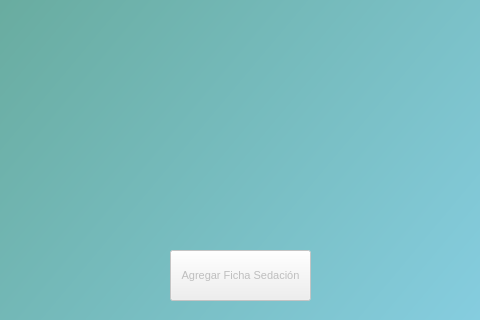
pieroBri/Proyecto-PetRecord, file Complementos/formularioFichaSedacion.ui: the form before one commit; both pictures show x 140 to 620 and y 580 to 900 of the 750 by 900 pixel window.
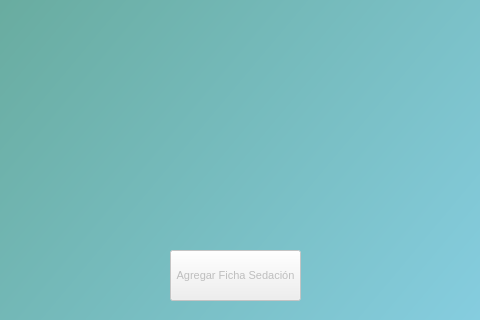
The form after the commit.

Patch:
```diff
--- a/Complementos/formularioFichaSedacion.ui
+++ b/Complementos/formularioFichaSedacion.ui
@@ -120,7 +120,7 @@
      <rect>
       <x>310</x>
       <y>830</y>
-      <width>141</width>
+      <width>131</width>
       <height>51</height>
      </rect>
     </property>
@@ -284,6 +284,16 @@
      </rect>
     </property>
    </widget>
+   <widget class="QWidget" name="contenedorBotonSedacion" native="true">
+    <property name="geometry">
+     <rect>
+      <x>310</x>
+      <y>830</y>
+      <width>131</width>
+      <height>51</height>
+     </rect>
+    </property>
+   </widget>
   </widget>
  </widget>
  <resources/>
```
Left out of the diff: 2 changed lines with no effect on the pictures.
